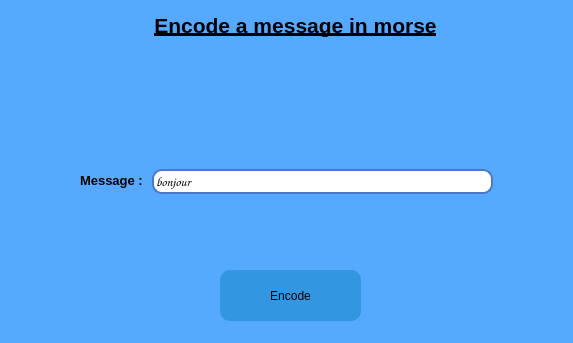
The window that mainwindow.ui (seguinleo/Morse) describes before a commit, drawn with Qt 5; both pictures show x 0 to 573 and y 0 to 343 of the 1090 by 550 pixel window.
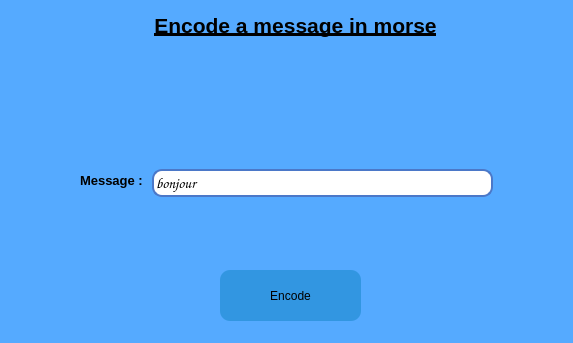
The same window after the commit. Icons and pictures are not drawn.

The edit to the form file:
```diff
--- a/mainwindow.ui
+++ b/mainwindow.ui
@@ -42,13 +42,13 @@
       <x>152</x>
       <y>169</y>
       <width>341</width>
-      <height>25</height>
+      <height>28</height>
      </rect>
     </property>
     <property name="font">
      <font>
       <family>Comic Sans MS</family>
-      <pointsize>10</pointsize>
+      <pointsize>11</pointsize>
       <weight>50</weight>
       <italic>false</italic>
       <bold>false</bold>
```
Left out of the diff: 17 changed lines with no effect on the pictures.
